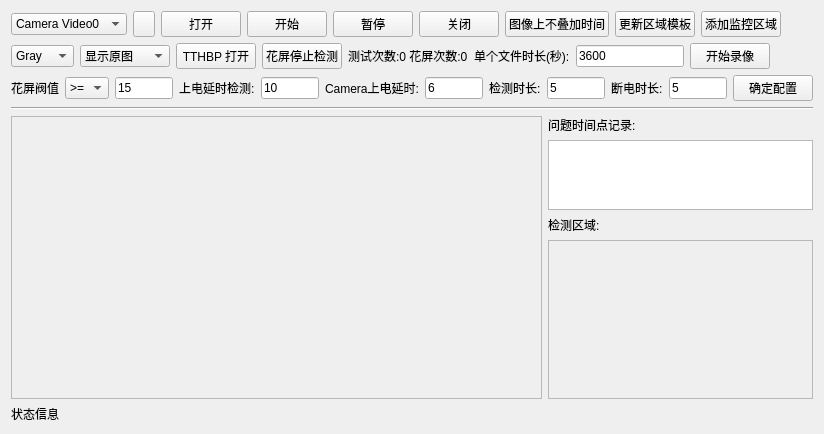
Qt form Tools/1.3_TestTool/figuredform.ui (ZhengPengqiao/QtStudy) before a commit.
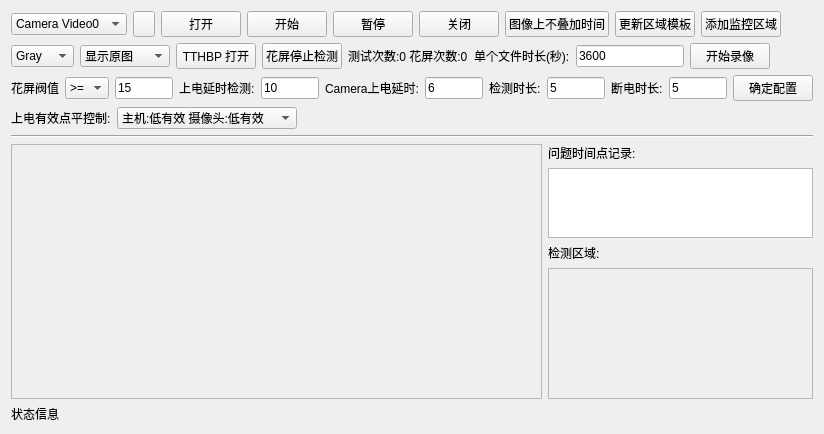
The same form after that commit. Icons and pictures are not drawn.

Commit message: update 1.3_TestTool power level select

```diff
--- a/Tools/1.3_TestTool/figuredform.ui
+++ b/Tools/1.3_TestTool/figuredform.ui
@@ -360,6 +360,60 @@
        </item>
       </layout>
      </item>
+     <item>
+      <layout class="QHBoxLayout" name="horizontalLayout_4">
+       <item>
+        <widget class="QLabel" name="label_8">
+         <property name="text">
+          <string>上电有效点平控制:</string>
+         </property>
+        </widget>
+       </item>
+       <item>
+        <widget class="QComboBox" name="comboBox_power_level">
+         <property name="minimumSize">
+          <size>
+           <width>180</width>
+           <height>0</height>
+          </size>
+         </property>
+         <item>
+          <property name="text">
+           <string>主机:低有效 摄像头:低有效</string>
+          </property>
+         </item>
+         <item>
+          <property name="text">
+           <string>主机:高有效 摄像头:高有效</string>
+          </property>
+         </item>
+         <item>
+          <property name="text">
+           <string>主机:高有效 摄像头:低有效</string>
+          </property>
+         </item>
+         <item>
+          <property name="text">
+           <string>主机:低有效 摄像头:高有效</string>
+          </property>
+         </item>
+        </widget>
+       </item>
+       <item>
+        <spacer name="horizontalSpacer_4">
+         <property name="orientation">
+          <enum>Qt::Horizontal</enum>
+         </property>
+         <property name="sizeHint" stdset="0">
+          <size>
+           <width>40</width>
+           <height>20</height>
+          </size>
+         </property>
+        </spacer>
+       </item>
+      </layout>
+     </item>
      <item>
       <widget class="Line" name="line">
        <property name="orientation">
@@ -383,7 +437,7 @@
             <x>0</x>
             <y>0</y>
             <width>529</width>
-            <height>275</height>
+            <height>244</height>
            </rect>
           </property>
           <layout class="QGridLayout" name="gridLayout_3" columnstretch="0,0">
@@ -443,7 +497,7 @@
               <x>0</x>
               <y>0</y>
               <width>261</width>
-              <height>149</height>
+              <height>118</height>
              </rect>
             </property>
             <layout class="QGridLayout" name="gridLayout_2">
```
Left out of the diff: 17 changed lines with no effect on the pictures. The commit also changes 5 other files.
